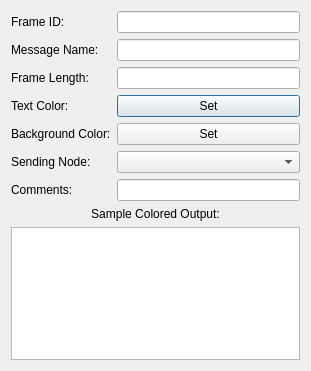
This is ui/dbcmessageeditor.ui in collin80/SavvyCAN as Qt 5 draws it before an edit. The edited form follows.
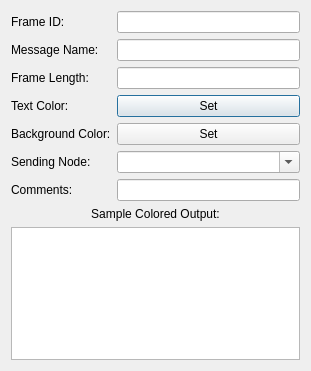
This is the edited form.

What changed in the file:
```diff
--- a/ui/dbcmessageeditor.ui
+++ b/ui/dbcmessageeditor.ui
@@ -78,7 +78,11 @@
       </widget>
      </item>
      <item row="5" column="1">
-      <widget class="QComboBox" name="comboSender"/>
+      <widget class="QComboBox" name="comboSender">
+       <property name="editable">
+        <bool>true</bool>
+       </property>
+      </widget>
      </item>
      <item row="3" column="1">
       <widget class="QPushButton" name="btnTextColor">
```
